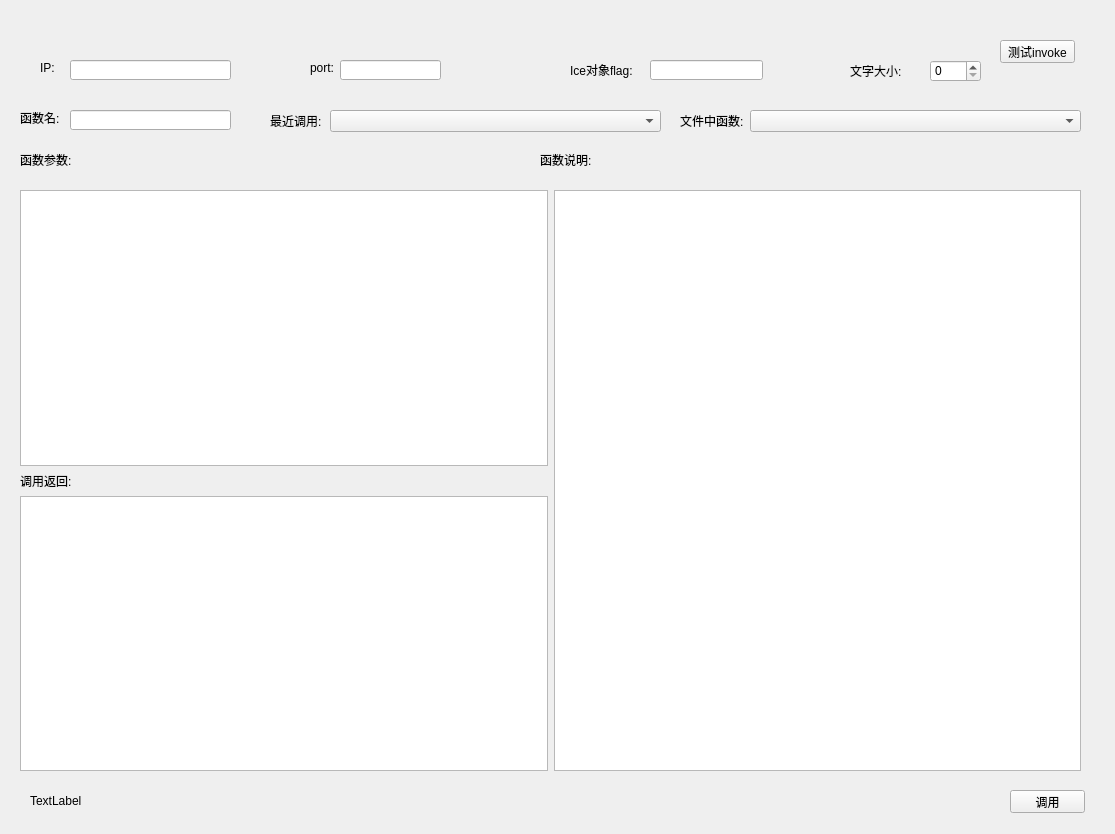
Old version of the form view.ui in the repository sleeping1943/ice_client_test.
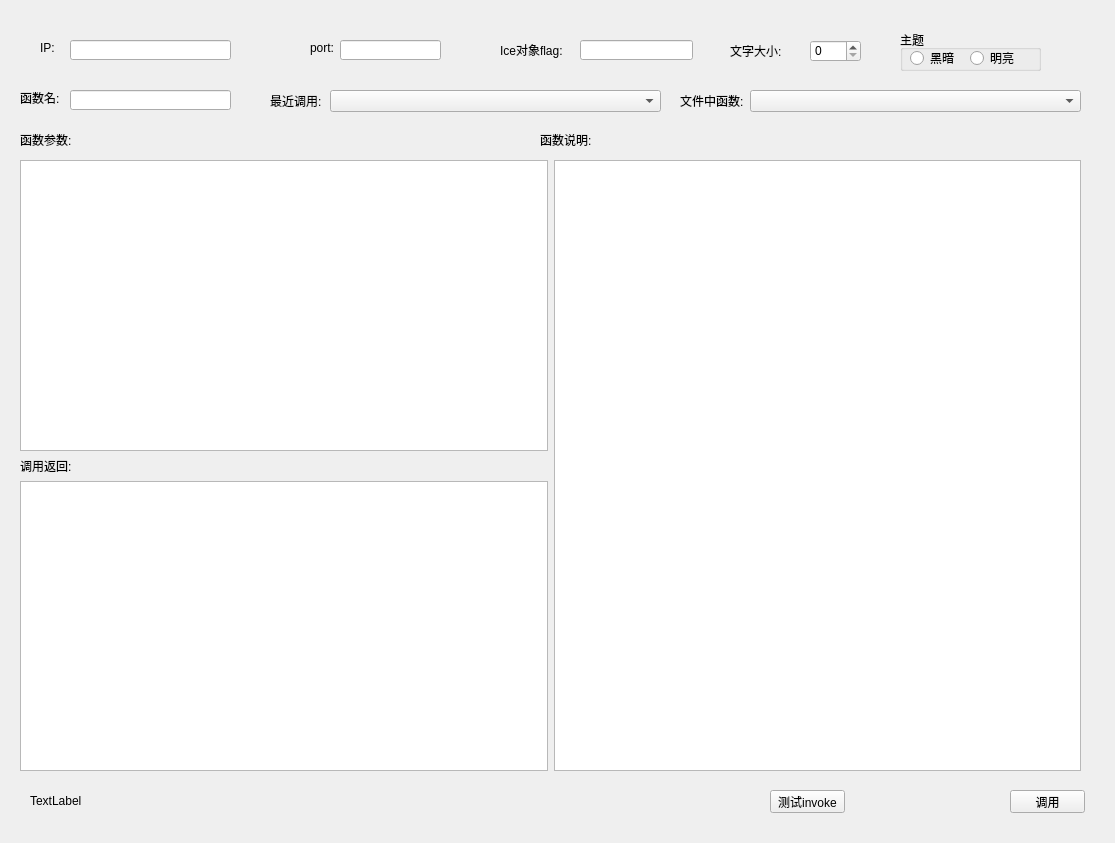
New version of the form.

Commit message: 1、主题可选 2、按钮样式设置

Diff of the .ui file:
```diff
--- a/view.ui
+++ b/view.ui
@@ -7,7 +7,7 @@
     <x>0</x>
     <y>0</y>
     <width>1115</width>
-    <height>834</height>
+    <height>843</height>
    </rect>
   </property>
   <property name="acceptDrops">
@@ -28,39 +28,6 @@
      <height>31</height>
     </rect>
    </property>
-   <widget class="QWidget" name="horizontalLayoutWidget_2">
-    <property name="geometry">
-     <rect>
-      <x>30</x>
-      <y>10</y>
-      <width>371</width>
-      <height>31</height>
-     </rect>
-    </property>
-    <layout class="QHBoxLayout" name="horizontalLayout_2">
-     <item>
-      <widget class="QLabel" name="label_6">
-       <property name="text">
-        <string>主题:</string>
-       </property>
-      </widget>
-     </item>
-     <item>
-      <widget class="QRadioButton" name="theme_dark">
-       <property name="text">
-        <string>黑暗</string>
-       </property>
-      </widget>
-     </item>
-     <item>
-      <widget class="QRadioButton" name="theme_light">
-       <property name="text">
-        <string>明亮</string>
-       </property>
-      </widget>
-     </item>
-    </layout>
-   </widget>
    <widget class="QPushButton" name="btn_more">
     <property name="geometry">
      <rect>
@@ -103,8 +70,8 @@
     </property>
     <property name="geometry">
      <rect>
-      <x>990</x>
-      <y>20</y>
+      <x>760</x>
+      <y>770</y>
       <width>75</width>
       <height>23</height>
      </rect>
@@ -130,9 +97,9 @@
     <property name="geometry">
      <rect>
       <x>10</x>
-      <y>170</y>
+      <y>140</y>
       <width>1061</width>
-      <height>581</height>
+      <height>611</height>
      </rect>
     </property>
     <layout class="QHBoxLayout" name="horizontalLayout">
@@ -162,7 +129,7 @@
     <property name="geometry">
      <rect>
       <x>10</x>
-      <y>130</y>
+      <y>110</y>
       <width>71</width>
       <height>20</height>
      </rect>
@@ -175,7 +142,7 @@
     <property name="geometry">
      <rect>
       <x>530</x>
-      <y>130</y>
+      <y>110</y>
       <width>71</width>
       <height>20</height>
      </rect>
@@ -187,8 +154,8 @@
    <widget class="QLabel" name="font_size">
     <property name="geometry">
      <rect>
-      <x>840</x>
-      <y>40</y>
+      <x>720</x>
+      <y>20</y>
       <width>61</width>
       <height>21</height>
      </rect>
@@ -201,7 +168,7 @@
     <property name="geometry">
      <rect>
       <x>30</x>
-      <y>40</y>
+      <y>20</y>
       <width>31</width>
       <height>16</height>
      </rect>
@@ -214,7 +181,7 @@
     <property name="geometry">
      <rect>
       <x>10</x>
-      <y>90</y>
+      <y>70</y>
       <width>41</width>
       <height>16</height>
      </rect>
@@ -227,7 +194,7 @@
     <property name="geometry">
      <rect>
       <x>60</x>
-      <y>40</y>
+      <y>20</y>
       <width>161</width>
       <height>20</height>
      </rect>
@@ -237,7 +204,7 @@
     <property name="geometry">
      <rect>
       <x>670</x>
-      <y>90</y>
+      <y>70</y>
       <width>71</width>
       <height>21</height>
      </rect>
@@ -250,7 +217,7 @@
     <property name="geometry">
      <rect>
       <x>60</x>
-      <y>90</y>
+      <y>70</y>
       <width>161</width>
       <height>20</height>
      </rect>
@@ -260,7 +227,7 @@
     <property name="geometry">
      <rect>
       <x>320</x>
-      <y>90</y>
+      <y>70</y>
       <width>331</width>
       <height>22</height>
      </rect>
@@ -270,7 +237,7 @@
     <property name="geometry">
      <rect>
       <x>300</x>
-      <y>40</y>
+      <y>20</y>
       <width>41</width>
       <height>16</height>
      </rect>
@@ -282,8 +249,8 @@
    <widget class="QLabel" name="label_flag">
     <property name="geometry">
      <rect>
-      <x>560</x>
-      <y>40</y>
+      <x>490</x>
+      <y>20</y>
       <width>81</width>
       <height>20</height>
      </rect>
@@ -295,8 +262,8 @@
    <widget class="QLineEdit" name="lineEdit_flag">
     <property name="geometry">
      <rect>
-      <x>640</x>
-      <y>40</y>
+      <x>570</x>
+      <y>20</y>
       <width>113</width>
       <height>20</height>
      </rect>
@@ -306,7 +273,7 @@
     <property name="geometry">
      <rect>
       <x>260</x>
-      <y>90</y>
+      <y>70</y>
       <width>54</width>
       <height>21</height>
      </rect>
@@ -318,8 +285,8 @@
    <widget class="QSpinBox" name="font_box">
     <property name="geometry">
      <rect>
-      <x>920</x>
-      <y>40</y>
+      <x>800</x>
+      <y>20</y>
       <width>51</width>
       <height>22</height>
      </rect>
@@ -329,7 +296,7 @@
     <property name="geometry">
      <rect>
       <x>740</x>
-      <y>90</y>
+      <y>70</y>
       <width>331</width>
       <height>22</height>
      </rect>
@@ -339,12 +306,51 @@
     <property name="geometry">
      <rect>
       <x>330</x>
-      <y>40</y>
+      <y>20</y>
       <width>101</width>
       <height>20</height>
      </rect>
     </property>
    </widget>
+   <widget class="QGroupBox" name="theme_box">
+    <property name="geometry">
+     <rect>
+      <x>890</x>
+      <y>10</y>
+      <width>141</width>
+      <height>41</height>
+     </rect>
+    </property>
+    <property name="title">
+     <string>主题</string>
+    </property>
+    <widget class="QRadioButton" name="theme_dark">
+     <property name="geometry">
+      <rect>
+       <x>10</x>
+       <y>20</y>
+       <width>49</width>
+       <height>16</height>
+      </rect>
+     </property>
+     <property name="text">
+      <string>黑暗</string>
+     </property>
+    </widget>
+    <widget class="QRadioButton" name="theme_light">
+     <property name="geometry">
+      <rect>
+       <x>70</x>
+       <y>20</y>
+       <width>51</width>
+       <height>16</height>
+      </rect>
+     </property>
+     <property name="text">
+      <string>明亮</string>
+     </property>
+    </widget>
+   </widget>
   </widget>
  </widget>
  <resources/>
```
The commit also changes 3 other files.
